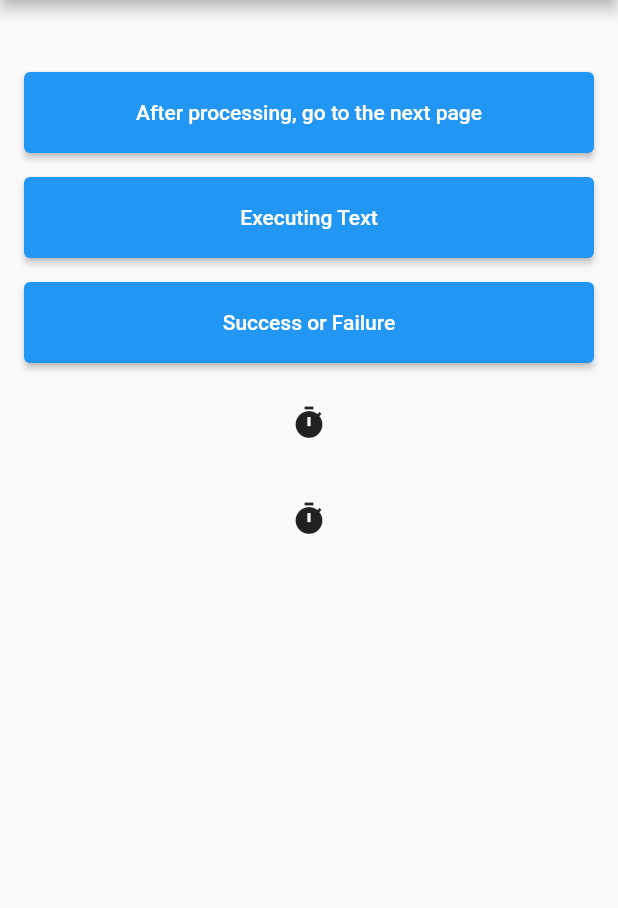
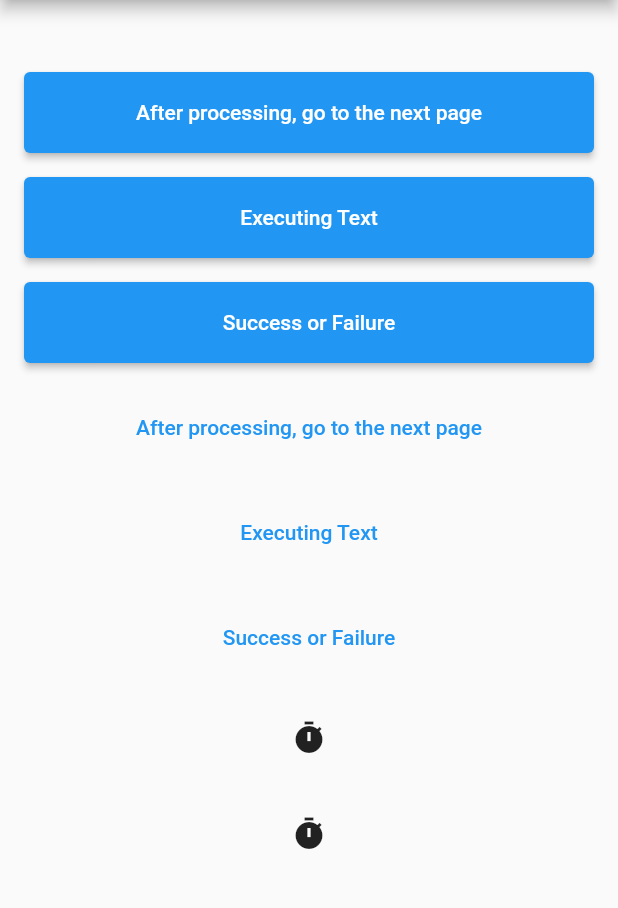
Before and after one commit to altive/awaitable_button, a Flutter app: the screen it shows after launch, on a phone screen of 412 x 824 dp, the part 84-992 px from its top. Run offline on Flutter 3.47's test engine with Material 2 defaults, Android fonts, the phone set to English and light mode, and no system bars.

Commit message:
awaitable_button 0.1.0

```diff
--- a/packages/awaitable_button/example/lib/main.dart
+++ b/packages/awaitable_button/example/lib/main.dart
@@ -1,3 +1,5 @@
+// ignore_for_file: public_member_api_docs
+
 import 'dart:math';
 
 import 'package:awaitable_button/awaitable_button.dart';
@@ -43,7 +45,7 @@ class _MyHomePageState extends State<MyHomePage> {
       body: ListView(
         padding: const EdgeInsets.symmetric(vertical: 32, horizontal: 16),
         children: <Widget>[
-          AwaitableButton<void>(
+          AwaitableElevatedButton<void>(
             onPressed: () async {
               await Future<void>.delayed(const Duration(seconds: 2));
             },
@@ -61,14 +63,70 @@ class _MyHomePageState extends State<MyHomePage> {
             },
             child: const Text('After processing, go to the next page'),
           ),
-          AwaitableButton<void>(
+          AwaitableElevatedButton<void>(
             onPressed: () async {
               await Future<void>.delayed(const Duration(seconds: 2));
             },
             executingChild: const Text('Executing...'),
             child: const Text('Executing Text'),
           ),
-          AwaitableButton<String>(
+          AwaitableElevatedButton<String>(
+            onPressed: () async {
+              try {
+                await Future<void>.delayed(const Duration(seconds: 2));
+                if (Random().nextBool()) {
+                  return 'Succeeded';
+                } else {
+                  throw Exception();
+                }
+              } on Exception {
+                return 'Failed';
+              }
+            },
+            whenComplete: (value) {
+              showDialog<void>(
+                context: context,
+                builder: (context) {
+                  return AlertDialog(
+                    title: Text(value),
+                    actions: [
+                      TextButton(
+                        onPressed: Navigator.of(context).pop,
+                        child: const Text('OK'),
+                      ),
+                    ],
+                  );
+                },
+              );
+            },
+            child: const Text('Success or Failure'),
+          ),
+          AwaitableTextButton<void>(
+            onPressed: () async {
+              await Future<void>.delayed(const Duration(seconds: 2));
+            },
+            whenComplete: (_) {
+              Navigator.of(context).push<void>(
+                MaterialPageRoute(
+                  builder: (context) {
+                    return Scaffold(
+                      appBar: AppBar(),
+                      body: const Center(child: Text('Next page')),
+                    );
+                  },
+                ),
+              );
+            },
+            child: const Text('After processing, go to the next page'),
+          ),
+          AwaitableTextButton<void>(
+            onPressed: () async {
+              await Future<void>.delayed(const Duration(seconds: 2));
+            },
+            executingChild: const Text('Executing...'),
+            child: const Text('Executing Text'),
+          ),
+          AwaitableTextButton<String>(
             onPressed: () async {
               try {
                 await Future<void>.delayed(const Duration(seconds: 2));
--- a/packages/awaitable_button/lib/awaitable_button.dart
+++ b/packages/awaitable_button/lib/awaitable_button.dart
@@ -1,4 +1,5 @@
 library awaitable_button;
 
-export 'src/awaitable_button.dart';
+export 'src/awaitable_elevated_button.dart';
 export 'src/awaitable_icon_button.dart';
+export 'src/awaitable_text_button.dart';
--- a/packages/awaitable_button/lib/src/awaitable_button.dart
+++ b/packages/awaitable_button/lib/src/awaitable_button.dart
@@ -1,6 +1,22 @@
 import 'package:flutter/material.dart';
 
 import 'indicator.dart';
+
+/// ButtonType has ElevatedButton, OutlinedButton, TextButton types.
+enum ButtonType {
+  /// Use ElevatedButton
+  elevated,
+
+  /// Use OutlinedButton
+  outlined,
+
+  /// Use TextButton
+  text,
+}
+
+extension on ButtonType {
+  bool get isElevated => this == ButtonType.elevated;
+}
 
 /// Button with indicator display during processing to prevent consecutive hits.
 ///
@@ -13,12 +29,13 @@ import 'indicator.dart';
 /// with the running indicator.
 /// If [buttonStyle] is not specified, the value set in Theme
 /// Use `ElevatedButtonThemeData` in `Theme.of(context)`.
-class AwaitableButton<R> extends StatefulWidget {
+abstract class AwaitableButton<R> extends StatefulWidget {
   /// Create an AwaitableButton.
   ///
   /// [child] arguments must not be null.
   const AwaitableButton({
     Key? key,
+    required this.buttonType,
     required this.onPressed,
     this.whenComplete,
     this.buttonStyle,
@@ -26,8 +43,14 @@ class AwaitableButton<R> extends StatefulWidget {
     this.indicator,
     this.executingChild,
     required this.child,
-  })  : assert(indicatorColor == null || indicator == null),
+  })  : assert(
+          indicatorColor == null || indicator == null,
+          'Cannot specify both',
+        ),
         super(key: key);
+
+  /// ButtonType has ElevatedButton, OutlinedButton, TextButton types.
+  final ButtonType buttonType;
 
   /// Called when the button is tapped or otherwise activated.
   /// Return values can be used to pass values to [whenComplete].
@@ -67,17 +90,18 @@ class _AwaitableButtonState<R> extends State<AwaitableButton<R>> {
 
   @override
   Widget build(BuildContext context) {
+    final onPressed = widget.onPressed == null ? null : _onPressed;
+    final style =
+        widget.buttonStyle ?? Theme.of(context).elevatedButtonTheme.style;
     final indicator = widget.indicator ??
         Indicator(
-          color:
-              widget.indicatorColor ?? Theme.of(context).colorScheme.onPrimary,
+          color: widget.indicatorColor ??
+              (widget.buttonType.isElevated
+                  ? Theme.of(context).colorScheme.onPrimary
+                  : Theme.of(context).colorScheme.primary),
         );
-
     final executingIcon = widget.executingChild;
-    return ElevatedButton(
-      onPressed: widget.onPressed == null ? null : _onPressed,
-      style: widget.buttonStyle ?? Theme.of(context).elevatedButtonTheme.style,
-      child: AnimatedSwitcher(
+    final child = AnimatedSwitcher(
       duration: const Duration(milliseconds: 400),
       child: _isExecuting
           ? executingIcon == null
@@ -91,8 +115,28 @@ class _AwaitableButtonState<R> extends State<AwaitableButton<R>> {
                   ],
                 )
           : widget.child,
-      ),
     );
+
+    switch (widget.buttonType) {
+      case ButtonType.elevated:
+        return ElevatedButton(
+          onPressed: onPressed,
+          style: style,
+          child: child,
+        );
+      case ButtonType.outlined:
+        return OutlinedButton(
+          onPressed: onPressed,
+          style: style,
+          child: child,
+        );
+      case ButtonType.text:
+        return TextButton(
+          onPressed: onPressed,
+          style: style,
+          child: child,
+        );
+    }
   }
 
   Future<void> _onPressed() async {
--- /dev/null
+++ b/packages/awaitable_button/lib/src/awaitable_elevated_button.dart
@@ -0,0 +1,40 @@
+import 'package:flutter/material.dart';
+
+import 'awaitable_button.dart';
+
+/// Button with indicator display during processing to prevent consecutive hits.
+///
+/// Setting an asynchronous function to [onPressed] will display an indicator
+/// during execution and prevent pressing.
+/// [whenComplete] is executed when [onPressed] completes
+/// without throwing an exception
+/// [child] specifies the string to be displayed on the button
+/// If [executingChild] is specified, the string can be displayed
+/// with the running indicator.
+/// If [buttonStyle] is not specified, the value set in Theme
+/// Use `ElevatedButtonThemeData` in `Theme.of(context)`.
+class AwaitableElevatedButton<R> extends AwaitableButton<R> {
+  /// Create an AwaitableButton.
+  ///
+  /// [child] arguments must not be null.
+  const AwaitableElevatedButton({
+    Key? key,
+    required Future<R> Function()? onPressed,
+    void Function(R)? whenComplete,
+    ButtonStyle? buttonStyle,
+    Color? indicatorColor,
+    Widget? indicator,
+    Widget? executingChild,
+    required Widget child,
+  }) : super(
+          key: key,
+          buttonType: ButtonType.elevated,
+          onPressed: onPressed,
+          whenComplete: whenComplete,
+          buttonStyle: buttonStyle,
+          indicatorColor: indicatorColor,
+          indicator: indicator,
+          executingChild: executingChild,
+          child: child,
+        );
+}
--- a/packages/awaitable_button/lib/src/awaitable_icon_button.dart
+++ b/packages/awaitable_button/lib/src/awaitable_icon_button.dart
@@ -24,7 +24,10 @@ class AwaitableIconButton<R> extends StatefulWidget {
     this.indicatorColor,
     this.indicator,
     required this.icon,
-  })  : assert(indicatorColor == null || indicator == null),
+  })  : assert(
+          indicatorColor == null || indicator == null,
+          'Cannot specify both',
+        ),
         super(key: key);
 
   /// Called when the button is tapped or otherwise activated.
@@ -35,6 +38,7 @@ class AwaitableIconButton<R> extends StatefulWidget {
   /// Receive the return value of [onPressed].
   final void Function(R)? whenComplete;
 
+  /// Size of the IconButton icon.
   final double? iconSize;
 
   /// Indicator color during asynchronous processing.
--- /dev/null
+++ b/packages/awaitable_button/lib/src/awaitable_text_button.dart
@@ -0,0 +1,40 @@
+import 'package:flutter/material.dart';
+
+import 'awaitable_button.dart';
+
+/// Button with indicator display during processing to prevent consecutive hits.
+///
+/// Setting an asynchronous function to [onPressed] will display an indicator
+/// during execution and prevent pressing.
+/// [whenComplete] is executed when [onPressed] completes
+/// without throwing an exception
+/// [child] specifies the string to be displayed on the button
+/// If [executingChild] is specified, the string can be displayed
+/// with the running indicator.
+/// If [buttonStyle] is not specified, the value set in Theme
+/// Use `ElevatedButtonThemeData` in `Theme.of(context)`.
+class AwaitableTextButton<R> extends AwaitableButton<R> {
+  /// Create an AwaitableButton.
+  ///
+  /// [child] arguments must not be null.
+  const AwaitableTextButton({
+    Key? key,
+    required Future<R> Function()? onPressed,
+    void Function(R)? whenComplete,
+    ButtonStyle? buttonStyle,
+    Color? indicatorColor,
+    Widget? indicator,
+    Widget? executingChild,
+    required Widget child,
+  }) : super(
+          key: key,
+          buttonType: ButtonType.text,
+          onPressed: onPressed,
+          whenComplete: whenComplete,
+          buttonStyle: buttonStyle,
+          indicatorColor: indicatorColor,
+          indicator: indicator,
+          executingChild: executingChild,
+          child: child,
+        );
+}
--- a/packages/awaitable_button/lib/src/indicator.dart
+++ b/packages/awaitable_button/lib/src/indicator.dart
@@ -1,12 +1,14 @@
 import 'package:flutter/material.dart';
 
-/// 実行中に表示するインジケータ
+/// Indicator to be displayed during execution of asynchronous processing.
 class Indicator extends StatelessWidget {
+  /// Create an Indicator.
   const Indicator({
     Key? key,
     this.color,
   }) : super(key: key);
 
+  /// CircularProgressIndicator Color.
   final Color? color;
 
   @override
--- a/packages/awaitable_button/pubspec.yaml
+++ b/packages/awaitable_button/pubspec.yaml
@@ -1,7 +1,8 @@
 name: awaitable_button
 description: Await-able Button.
-version: 0.0.1
-homepage: https://github.com/altive/flutte_widgets/packages/awaitable_button
+version: 0.1.0
+homepage: https://github.com/altive/flutter_widgets/blob/main/packages/awaitable_button/README.md
+repository: https://github.com/altive/flutter_widgets
 
 environment:
   sdk: ">=2.16.1 <3.0.0"
```
Also changed, not shown: analysis_options.yaml (+5 -15 lines), 2 other files. Lines whose indentation alone changed are shown as unchanged.
